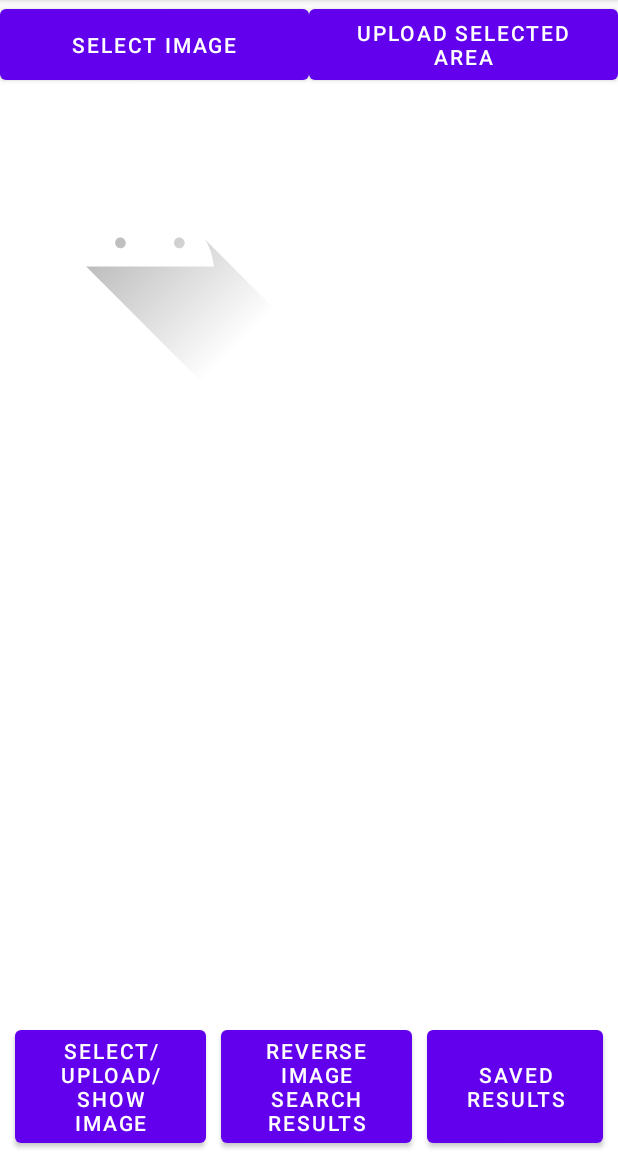
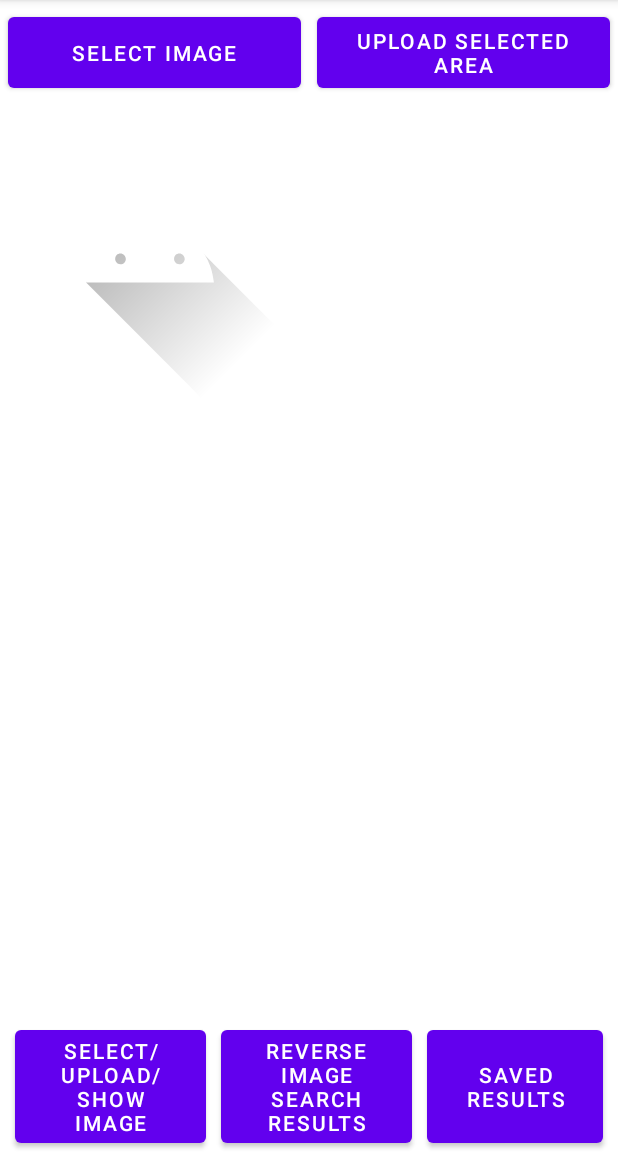
Before and after one commit to andersholt/AndroidExam, an Android app: the screen it shows after launch (MainActivity), after a tap on "SELECT/UPLOAD/SHOW IMAGE", on a phone screen of 412 x 824 dp, the part 84-1236 px from its top. Run offline under Robolectric (Android 15) with nearby library versions, the phone set to English and light mode, and no system bars; libraries missing offline, so code that uses them is left out: com.androidnetworking, com.androidnetworking.common, com.androidnetworking.error, com.androidnetworking.interfaces; 1 statement that could not run was skipped.

Commit message:
button margin

```diff
--- a/app/src/main/res/layout/fragment1.xml
+++ b/app/src/main/res/layout/fragment1.xml
@@ -10,9 +10,11 @@
         android:layout_width="match_parent"
         android:layout_height="wrap_content"
         android:orientation="horizontal">
+
         <Button
             android:layout_width="match_parent"
             android:layout_height="match_parent"
+            android:layout_margin="5dp"
             android:layout_weight="1"
             android:tag="1"
             android:text="Select Image" />
@@ -20,6 +22,7 @@
         <Button
             android:layout_width="match_parent"
             android:layout_height="match_parent"
+            android:layout_margin="5dp"
             android:layout_weight="1"
             android:tag="2"
             android:text="Upload Selected Area" />
```
